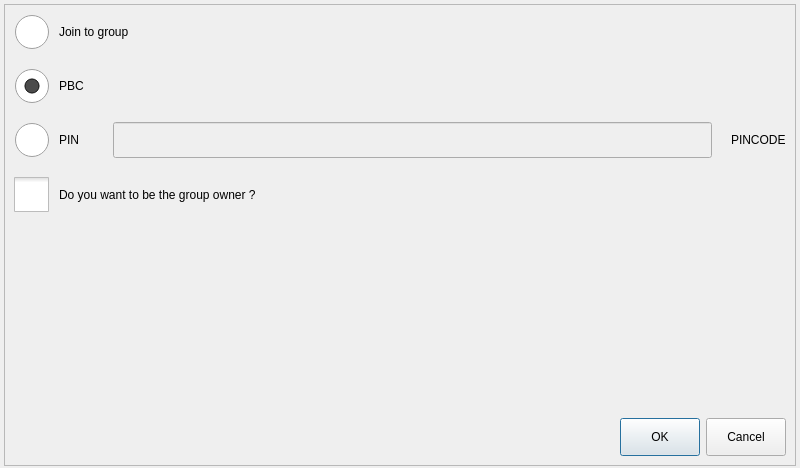
Qt form ui/mainwindow.ui (TI-ECS/wifi-direct-demo) before a commit.
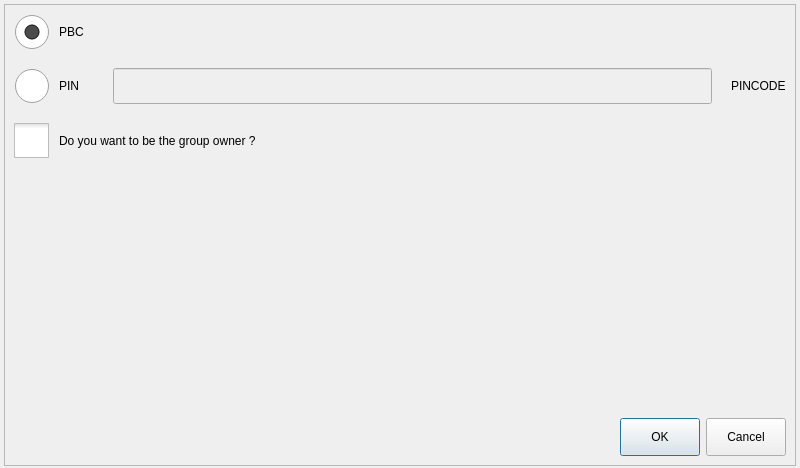
The same form after that commit. The open tabs and pages were chosen to show the change. Icons and pictures are not drawn.

Commit message:
mainwindow:wpa: Removing the 'join group' option
This option is not necessary anymore since in all
application's scenarios its value does not change.

What changed in the file:
```diff
--- a/ui/mainwindow.ui
+++ b/ui/mainwindow.ui
@@ -644,13 +644,6 @@
            <property name="spacing">
             <number>19</number>
            </property>
-           <item>
-            <widget class="QRadioButton" name="joinGroupRadioButton">
-             <property name="text">
-              <string>Join to group</string>
-             </property>
-            </widget>
-           </item>
            <item>
             <widget class="QRadioButton" name="pbcRadioButton">
              <property name="text">
```
Left out of the diff: 82 changed lines with no effect on the pictures. The commit also changes 2 other files.
